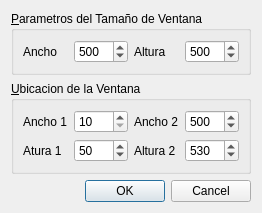
Above: Dialogs/geometry.ui from edvelezg/viper-sugui before the change. Below: the same form after it.
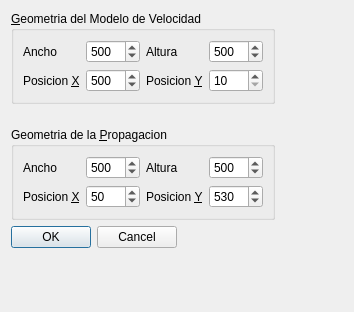
That is the form after the change.

Patch:
```diff
--- a/Dialogs/geometry.ui
+++ b/Dialogs/geometry.ui
@@ -8,18 +8,158 @@
    <rect>
     <x>0</x>
     <y>0</y>
-    <width>230</width>
-    <height>193</height>
+    <width>354</width>
+    <height>312</height>
    </rect>
   </property>
   <property name="windowTitle" >
    <string>Geometria de Ventana</string>
   </property>
-  <layout class="QGridLayout" name="gridLayout_3" >
-   <item row="0" column="0" >
+  <layout class="QFormLayout" name="formLayout" >
+   <item row="1" column="1" >
+    <spacer name="horizontalSpacer_2" >
+     <property name="orientation" >
+      <enum>Qt::Horizontal</enum>
+     </property>
+     <property name="sizeHint" stdset="0" >
+      <size>
+       <width>40</width>
+       <height>20</height>
+      </size>
+     </property>
+    </spacer>
+   </item>
+   <item row="3" column="0" >
+    <widget class="QGroupBox" name="groupBox_2" >
+     <property name="title" >
+      <string>Geometria de la &amp;Propagacion</string>
+     </property>
+     <layout class="QGridLayout" name="gridLayout" >
+      <item row="2" column="0" >
+       <widget class="QLabel" name="label_4" >
+        <property name="text" >
+         <string>Ancho</string>
+        </property>
+       </widget>
+      </item>
+      <item row="2" column="1" >
+       <widget class="QSpinBox" name="sbWidth_2" >
+        <property name="minimum" >
+         <number>10</number>
+        </property>
+        <property name="maximum" >
+         <number>2048</number>
+        </property>
+        <property name="singleStep" >
+         <number>100</number>
+        </property>
+        <property name="value" >
+         <number>500</number>
+        </property>
+       </widget>
+      </item>
+      <item row="2" column="2" >
+       <widget class="QLabel" name="label_3" >
+        <property name="text" >
+         <string>Altura</string>
+        </property>
+       </widget>
+      </item>
+      <item row="2" column="3" >
+       <widget class="QSpinBox" name="sbHeight_2" >
+        <property name="minimum" >
+         <number>10</number>
+        </property>
+        <property name="maximum" >
+         <number>2048</number>
+        </property>
+        <property name="singleStep" >
+         <number>100</number>
+        </property>
+        <property name="value" >
+         <number>500</number>
+        </property>
+       </widget>
+      </item>
+      <item row="5" column="0" >
+       <widget class="QLabel" name="label_7" >
+        <property name="text" >
+         <string>Posicion &amp;X</string>
+        </property>
+        <property name="buddy" >
+         <cstring>sbWidthOff1</cstring>
+        </property>
+       </widget>
+      </item>
+      <item row="5" column="1" >
+       <widget class="QSpinBox" name="sbWidthOff1" >
+        <property name="minimum" >
+         <number>10</number>
+        </property>
+        <property name="maximum" >
+         <number>2048</number>
+        </property>
+        <property name="singleStep" >
+         <number>100</number>
+        </property>
+        <property name="value" >
+         <number>50</number>
+        </property>
+       </widget>
+      </item>
+      <item row="5" column="3" >
+       <widget class="QSpinBox" name="sbHeightOff1" >
+        <property name="minimum" >
+         <number>10</number>
+        </property>
+        <property name="maximum" >
+         <number>2048</number>
+        </property>
+        <property name="singleStep" >
+         <number>100</number>
+        </property>
+        <property name="value" >
+         <number>530</number>
+        </property>
+       </widget>
+      </item>
+      <item row="5" column="2" >
+       <widget class="QLabel" name="label_8" >
+        <property name="text" >
+         <string>Posicion &amp;Y</string>
+        </property>
+        <property name="buddy" >
+         <cstring>sbHeightOff1</cstring>
+        </property>
+       </widget>
+      </item>
+     </layout>
+    </widget>
+   </item>
+   <item row="3" column="1" >
+    <spacer name="horizontalSpacer" >
+     <property name="orientation" >
+      <enum>Qt::Horizontal</enum>
+     </property>
+     <property name="sizeHint" stdset="0" >
+      <size>
+       <width>40</width>
+       <height>20</height>
+      </size>
+     </property>
+    </spacer>
+   </item>
+   <item row="4" column="0" >
+    <widget class="QDialogButtonBox" name="buttonBox" >
+     <property name="standardButtons" >
+      <set>QDialogButtonBox::Cancel|QDialogButtonBox::Ok</set>
+     </property>
+    </widget>
+   </item>
+   <item row="1" column="0" >
     <widget class="QGroupBox" name="groupBox" >
      <property name="title" >
-      <string>&amp;Parametros del Tamaño de Ventana</string>
+      <string>&amp;Geometria del Modelo de Velocidad</string>
      </property>
      <layout class="QGridLayout" name="gridLayout_2" >
       <item row="0" column="0" >
@@ -68,46 +208,17 @@
         </property>
        </widget>
       </item>
-     </layout>
-    </widget>
-   </item>
-   <item row="1" column="0" >
-    <widget class="QGroupBox" name="groupBox_2" >
-     <property name="title" >
-      <string>&amp;Ubicacion de la Ventana</string>
-     </property>
-     <layout class="QGridLayout" name="gridLayout" >
-      <item row="0" column="0" >
+      <item row="2" column="0" >
        <widget class="QLabel" name="label_5" >
         <property name="text" >
-         <string>Ancho 1</string>
+         <string>Posicion &amp;X</string>
         </property>
-       </widget>
-      </item>
-      <item row="0" column="1" >
-       <widget class="QSpinBox" name="sbWidthOff1" >
-        <property name="minimum" >
-         <number>10</number>
+        <property name="buddy" >
+         <cstring>sbWidthOff2</cstring>
         </property>
-        <property name="maximum" >
-         <number>2048</number>
-        </property>
-        <property name="singleStep" >
-         <number>100</number>
-        </property>
-        <property name="value" >
-         <number>10</number>
-        </property>
        </widget>
       </item>
-      <item row="0" column="3" >
-       <widget class="QLabel" name="label_6" >
-        <property name="text" >
-         <string>Ancho 2</string>
-        </property>
-       </widget>
-      </item>
-      <item row="0" column="4" >
+      <item row="2" column="1" >
        <widget class="QSpinBox" name="sbWidthOff2" >
         <property name="minimum" >
          <number>10</number>
@@ -123,37 +234,17 @@
         </property>
        </widget>
       </item>
-      <item row="1" column="0" >
-       <widget class="QLabel" name="label_7" >
+      <item row="2" column="3" >
+       <widget class="QLabel" name="label_6" >
         <property name="text" >
-         <string>Atura 1</string>
+         <string>Posicion &amp;Y</string>
         </property>
-       </widget>
-      </item>
-      <item row="1" column="1" >
-       <widget class="QSpinBox" name="sbHeightOff1" >
-        <property name="minimum" >
-         <number>10</number>
+        <property name="buddy" >
+         <cstring>sbHeightOff2</cstring>
         </property>
-        <property name="maximum" >
-         <number>2048</number>
-        </property>
-        <property name="singleStep" >
-         <number>100</number>
-        </property>
-        <property name="value" >
-         <number>50</number>
-        </property>
        </widget>
       </item>
-      <item row="1" column="3" >
-       <widget class="QLabel" name="label_8" >
-        <property name="text" >
-         <string>Altura 2</string>
-        </property>
-       </widget>
-      </item>
-      <item row="1" column="4" >
+      <item row="2" column="4" >
        <widget class="QSpinBox" name="sbHeightOff2" >
         <property name="minimum" >
          <number>10</number>
@@ -165,20 +256,13 @@
          <number>100</number>
         </property>
         <property name="value" >
-         <number>530</number>
+         <number>10</number>
         </property>
        </widget>
       </item>
      </layout>
     </widget>
    </item>
-   <item row="3" column="0" >
-    <widget class="QDialogButtonBox" name="buttonBox" >
-     <property name="standardButtons" >
-      <set>QDialogButtonBox::Cancel|QDialogButtonBox::Ok</set>
-     </property>
-    </widget>
-   </item>
    <item row="2" column="0" >
     <spacer name="verticalSpacer" >
      <property name="orientation" >
@@ -186,34 +270,21 @@
      </property>
      <property name="sizeHint" stdset="0" >
       <size>
-       <width>20</width>
-       <height>40</height>
+       <width>321</width>
+       <height>13</height>
       </size>
      </property>
     </spacer>
    </item>
-   <item row="0" column="1" >
-    <spacer name="horizontalSpacer_2" >
+   <item row="5" column="0" >
+    <spacer name="verticalSpacer_2" >
      <property name="orientation" >
-      <enum>Qt::Horizontal</enum>
+      <enum>Qt::Vertical</enum>
      </property>
      <property name="sizeHint" stdset="0" >
       <size>
-       <width>40</width>
-       <height>20</height>
-      </size>
-     </property>
-    </spacer>
-   </item>
-   <item row="1" column="1" >
-    <spacer name="horizontalSpacer" >
-     <property name="orientation" >
-      <enum>Qt::Horizontal</enum>
-     </property>
-     <property name="sizeHint" stdset="0" >
-      <size>
-       <width>40</width>
-       <height>20</height>
+       <width>321</width>
+       <height>48</height>
       </size>
      </property>
     </spacer>
```
